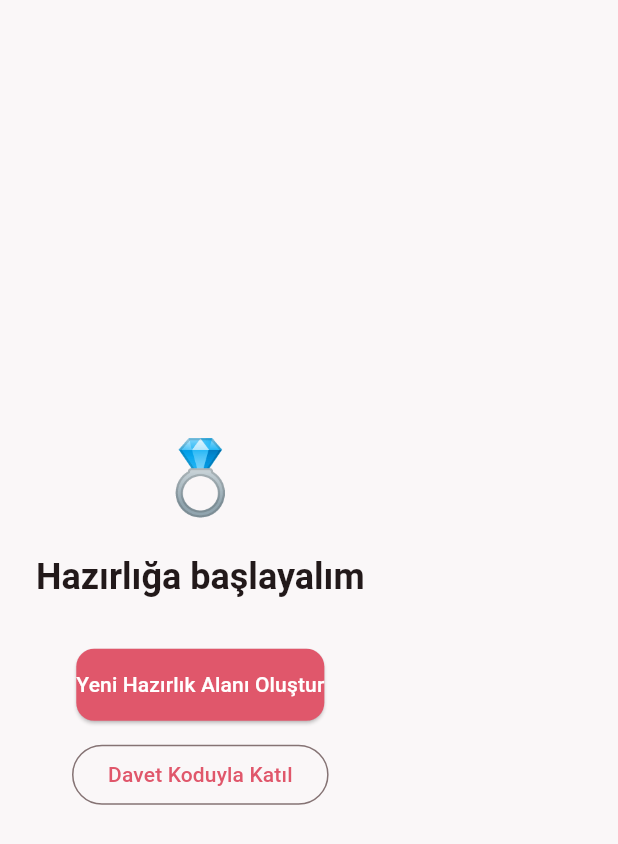
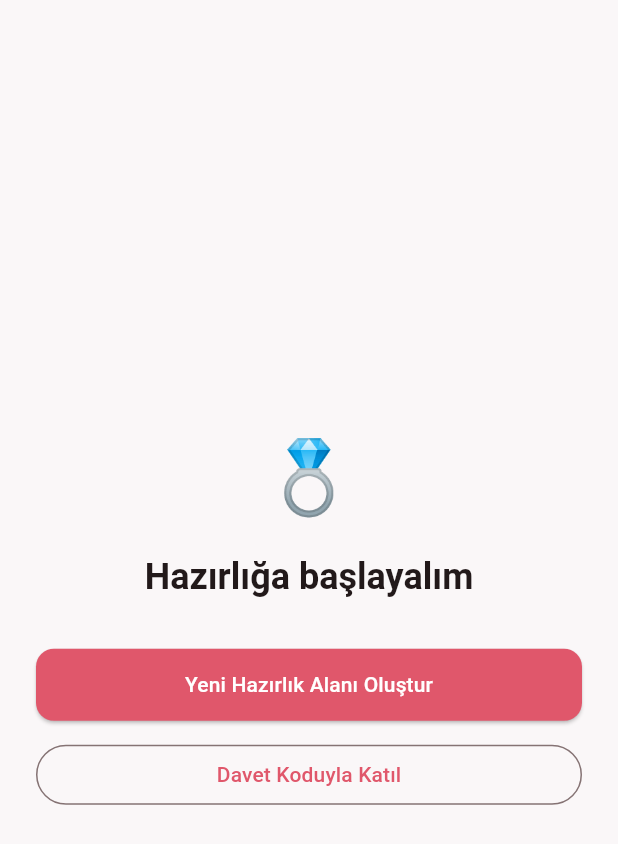
Before and after one commit to melikebsds/Weddly, a Flutter app: the OnboardingScreen screen opened directly, on a phone screen of 412 x 824 dp. Shown: the top 844 px of the screen. Run offline on Flutter 3.47's test engine with Material 3 defaults, Android fonts, the phone set to English and light mode, and no system bars; our stand-ins replace dio, flutter_secure_storage; accounts and stored records are empty; network calls fail.

Commit message:
Onboarding ekranında buton/başlık hizalamasını düzelt
Column crossAxisAlignment.stretch ile butonlar tam genişliğe yayıldı,
emoji başlığına textAlign.center eklendi; içerik artık gerçekten ortada.

Co-Authored-By: Claude Sonnet 5 <noreply@anthropic.com>

```diff
--- a/lib/screens/onboarding/onboarding_screen.dart
+++ b/lib/screens/onboarding/onboarding_screen.dart
@@ -58,8 +58,9 @@ class _OnboardingScreenState extends State<OnboardingScreen> {
           padding: const EdgeInsets.all(24),
           child: Column(
             mainAxisAlignment: MainAxisAlignment.center,
+            crossAxisAlignment: CrossAxisAlignment.stretch,
             children: [
-              const Text('💍', style: TextStyle(fontSize: 48)),
+              const Text('💍', style: TextStyle(fontSize: 48), textAlign: TextAlign.center),
               const SizedBox(height: 16),
               Text(
                 'Hazırlığa başlayalım',
```
